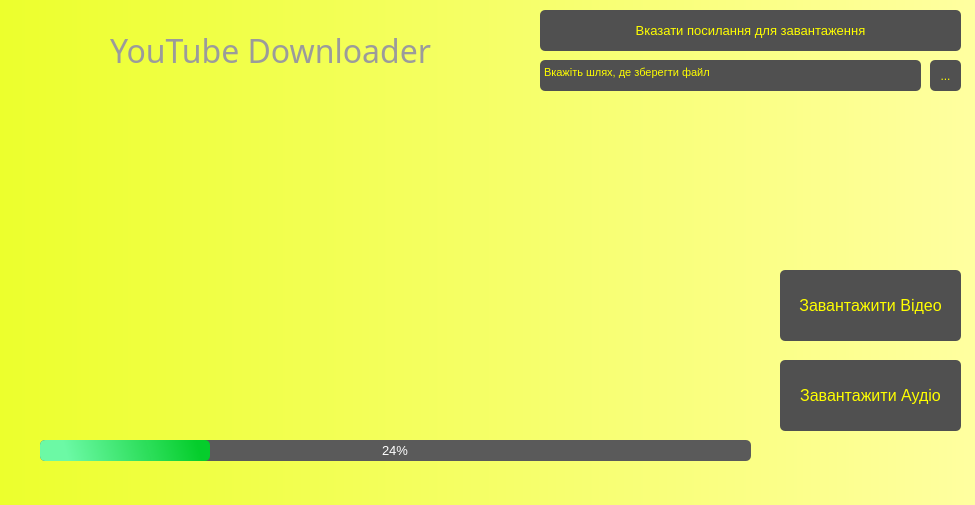
First picture: the form in youtube.ui, repository EugeneOregon/YTDownloader, before the edit.
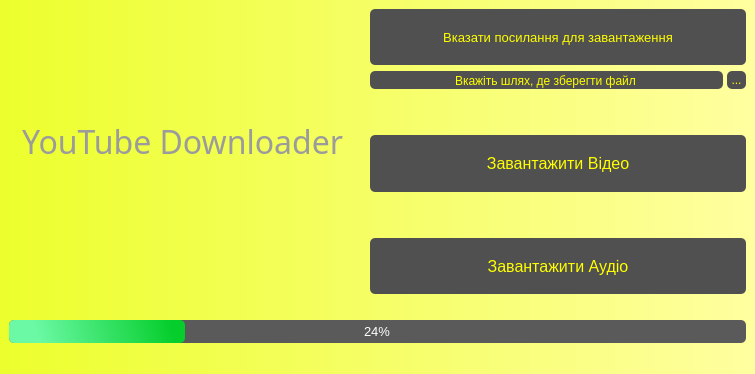
Second picture: the form after the edit. Icons and pictures are not drawn.

Commit message: Changes to the semi-adaptability of the interface

```diff
--- a/youtube.ui
+++ b/youtube.ui
@@ -6,8 +6,8 @@
    <rect>
     <x>0</x>
     <y>0</y>
-    <width>975</width>
-    <height>505</height>
+    <width>755</width>
+    <height>374</height>
    </rect>
   </property>
   <property name="font">
@@ -38,14 +38,146 @@
    <locale language="Ukrainian" country="Ukraine"/>
   </property>
   <widget class="QWidget" name="centralwidget">
+   <layout class="QGridLayout" name="gridLayout">
+    <item row="0" column="0">
+     <layout class="QHBoxLayout" name="horizontalLayout">
+      <item>
+       <widget class="QLabel" name="labelLogo">
+        <property name="sizePolicy">
+         <sizepolicy hsizetype="Maximum" vsizetype="Preferred">
+          <horstretch>0</horstretch>
+          <verstretch>0</verstretch>
+         </sizepolicy>
+        </property>
+        <property name="styleSheet">
+         <string notr="true">background-color: qlineargradient(spread:pad, x1:0, y1:0, x2:1, y2:0, stop:0 rgba(0, 0, 0, 0), stop:1 rgba(255, 255, 255, 0));</string>
+        </property>
+        <property name="text">
+         <string/>
+        </property>
+        <property name="pixmap">
+         <pixmap>ytlogo.png</pixmap>
+        </property>
+       </widget>
+      </item>
+      <item>
+       <widget class="QLabel" name="label_2">
+        <property name="font">
+         <font>
+          <family>Ink Free</family>
+          <pointsize>24</pointsize>
+          <weight>50</weight>
+          <italic>false</italic>
+          <bold>false</bold>
+         </font>
+        </property>
+        <property name="styleSheet">
+         <string notr="true">background-color: qlineargradient(spread:pad, x1:0, y1:0, x2:1, y2:0, stop:0 rgba(0, 0, 0, 0), stop:1 rgba(255, 255, 255, 0));
+font: 24pt &quot;Ink Free&quot;;</string>
+        </property>
+        <property name="text">
+         <string>YouTube Downloader</string>
+        </property>
+       </widget>
+      </item>
+     </layout>
+    </item>
+    <item row="0" column="1" rowspan="2">
+     <layout class="QVBoxLayout" name="verticalLayout" stretch="3,0,0,3,0,3">
+      <property name="leftMargin">
+       <number>20</number>
+      </property>
+      <item>
+       <widget class="QPushButton" name="linkYouTube">
+        <property name="enabled">
+         <bool>true</bool>
+        </property>
+        <property name="sizePolicy">
+         <sizepolicy hsizetype="Minimum" vsizetype="Minimum">
+          <horstretch>0</horstretch>
+          <verstretch>0</verstretch>
+         </sizepolicy>
+        </property>
+        <property name="font">
+         <font>
+          <family>MS Shell Dlg 2</family>
+          <pointsize>10</pointsize>
+          <weight>9</weight>
+          <italic>false</italic>
+          <bold>false</bold>
+         </font>
+        </property>
+        <property name="cursor">
+         <cursorShape>PointingHandCursor</cursorShape>
+        </property>
+        <property name="focusPolicy">
+         <enum>Qt::NoFocus</enum>
+        </property>
+        <property name="styleSheet">
+         <string notr="true">QPushButton {
+	background-color: rgb(80, 80, 80);
+	font: 75 10pt &quot;MS Shell Dlg 2&quot;;
+	color: rgb(255, 255, 0);
+	border-radius: 5%;
+}
+
+QPushButton:hover {
+	background-color: rgb(120, 120, 120);
+	font: 75 10pt &quot;MS Shell Dlg 2&quot;;
+	color:  rgb(255, 255, 255);
+	border-radius: 5%;
+	transition: all 0.3s ease 0s;
+}</string>
+        </property>
+        <property name="text">
+         <string>Вказати посилання для завантаження</string>
+        </property>
+       </widget>
+      </item>
+      <item>
+       <layout class="QHBoxLayout" name="horizontalLayout_2">
+        <property name="spacing">
+         <number>4</number>
+        </property>
+        <property name="leftMargin">
+         <number>0</number>
+        </property>
+        <property name="topMargin">
+         <number>0</number>
+        </property>
+        <item>
+         <widget class="QLineEdit" name="lineEdit_2">
+          <property name="sizePolicy">
+           <sizepolicy hsizetype="Expanding" vsizetype="Minimum">
+            <horstretch>0</horstretch>
+            <verstretch>0</verstretch>
+           </sizepolicy>
+          </property>
+          <property name="styleSheet">
+           <string notr="true">QLineEdit {
+	background-color: rgb(80, 80, 80);
+	color:  rgb(255, 255, 0);
+	border-radius: 5%;
+	font: 8pt &quot;MS Shell Dlg 2&quot;;
+	text-align: center;
+	padding-top: 2px;
+}</string>
+          </property>
+          <property name="text">
+           <string>Вкажіть шлях, де зберегти файл</string>
+          </property>
+          <property name="alignment">
+           <set>Qt::AlignCenter</set>
+          </property>
+         </widget>
+        </item>
+        <item>
    <widget class="QToolButton" name="placeHolderChoice">
-    <property name="geometry">
-     <rect>
-      <x>930</x>
-      <y>60</y>
-      <width>31</width>
-      <height>31</height>
-     </rect>
+          <property name="sizePolicy">
+           <sizepolicy hsizetype="Minimum" vsizetype="Minimum">
+            <horstretch>0</horstretch>
+            <verstretch>0</verstretch>
+           </sizepolicy>
     </property>
     <property name="cursor">
      <cursorShape>PointingHandCursor</cursorShape>
@@ -68,58 +200,32 @@
      <string>...</string>
     </property>
    </widget>
-   <widget class="QPushButton" name="downloadAudio">
-    <property name="geometry">
-     <rect>
-      <x>780</x>
-      <y>360</y>
-      <width>181</width>
-      <height>71</height>
-     </rect>
-    </property>
-    <property name="font">
-     <font>
-      <family>MS Shell Dlg 2</family>
-      <pointsize>12</pointsize>
-      <weight>9</weight>
-      <italic>false</italic>
-      <bold>false</bold>
-     </font>
-    </property>
-    <property name="cursor">
-     <cursorShape>PointingHandCursor</cursorShape>
-    </property>
-    <property name="styleSheet">
-     <string notr="true">QPushButton {
-	background-color: rgb(80, 80, 80);
-	font: 75 12pt &quot;MS Shell Dlg 2&quot;;
-	color:  rgb(255, 255, 0);
-	border-radius: 5%;
-}
-
-QPushButton:hover {
-	background-color: rgb(120, 120, 120);
-	font: 75 12pt &quot;MS Shell Dlg 2&quot;;
-	color:  rgb(255, 255, 255);
-	border-radius: 5%;
-	transition: all 0.3s ease 0s;
-}</string>
-    </property>
-    <property name="text">
-     <string>Завантажити Аудіо</string>
-    </property>
-   </widget>
+        </item>
+       </layout>
+      </item>
+      <item>
+       <spacer name="verticalSpacer_2">
+        <property name="orientation">
+         <enum>Qt::Vertical</enum>
+        </property>
+        <property name="sizeHint" stdset="0">
+         <size>
+          <width>20</width>
+          <height>40</height>
+         </size>
+        </property>
+       </spacer>
+      </item>
+      <item>
    <widget class="QPushButton" name="downloadVideo">
     <property name="enabled">
      <bool>true</bool>
     </property>
-    <property name="geometry">
-     <rect>
-      <x>780</x>
-      <y>270</y>
-      <width>181</width>
-      <height>71</height>
-     </rect>
+        <property name="sizePolicy">
+         <sizepolicy hsizetype="Minimum" vsizetype="Minimum">
+          <horstretch>0</horstretch>
+          <verstretch>0</verstretch>
+         </sizepolicy>
     </property>
     <property name="font">
      <font>
@@ -156,51 +262,32 @@
      <string>Завантажити Відео</string>
     </property>
    </widget>
-   <widget class="QTextBrowser" name="placeHolder">
-    <property name="geometry">
-     <rect>
-      <x>540</x>
-      <y>60</y>
-      <width>381</width>
-      <height>31</height>
-     </rect>
-    </property>
-    <property name="styleSheet">
-     <string notr="true">QTextBrowser {
-	background-color: rgb(80, 80, 80);
-	color:  rgb(255, 255, 0);
-	border-radius: 5%;
-	font: 8pt &quot;MS Shell Dlg 2&quot;;
-	text-align: center;
-	padding-top: 2px;
-}
-
-</string>
-    </property>
-    <property name="html">
-     <string>&lt;!DOCTYPE HTML PUBLIC &quot;-//W3C//DTD HTML 4.0//EN&quot; &quot;http://www.w3.org/TR/REC-html40/strict.dtd&quot;&gt;
-&lt;html&gt;&lt;head&gt;&lt;meta name=&quot;qrichtext&quot; content=&quot;1&quot; /&gt;&lt;style type=&quot;text/css&quot;&gt;
-p, li { white-space: pre-wrap; }
-&lt;/style&gt;&lt;/head&gt;&lt;body style=&quot; font-family:'MS Shell Dlg 2'; font-size:8pt; font-weight:400; font-style:normal;&quot;&gt;
-&lt;p style=&quot; margin-top:0px; margin-bottom:0px; margin-left:0px; margin-right:0px; -qt-block-indent:0; text-indent:0px;&quot;&gt;Вкажіть шлях, де зберегти файл&lt;/p&gt;&lt;/body&gt;&lt;/html&gt;</string>
-    </property>
-   </widget>
-   <widget class="QPushButton" name="linkYouTube">
-    <property name="enabled">
-     <bool>true</bool>
-    </property>
-    <property name="geometry">
-     <rect>
-      <x>540</x>
-      <y>10</y>
-      <width>421</width>
-      <height>41</height>
-     </rect>
+      </item>
+      <item>
+       <spacer name="verticalSpacer_3">
+        <property name="orientation">
+         <enum>Qt::Vertical</enum>
+        </property>
+        <property name="sizeHint" stdset="0">
+         <size>
+          <width>20</width>
+          <height>40</height>
+         </size>
+        </property>
+       </spacer>
+      </item>
+      <item>
+       <widget class="QPushButton" name="downloadAudio">
+        <property name="sizePolicy">
+         <sizepolicy hsizetype="Minimum" vsizetype="Minimum">
+          <horstretch>0</horstretch>
+          <verstretch>0</verstretch>
+         </sizepolicy>
     </property>
     <property name="font">
      <font>
       <family>MS Shell Dlg 2</family>
-      <pointsize>10</pointsize>
+          <pointsize>12</pointsize>
       <weight>9</weight>
       <italic>false</italic>
       <bold>false</bold>
@@ -215,31 +302,33 @@
     <property name="styleSheet">
      <string notr="true">QPushButton {
 	background-color: rgb(80, 80, 80);
-	font: 75 10pt &quot;MS Shell Dlg 2&quot;;
-	color: rgb(255, 255, 0);
+	font: 75 12pt &quot;MS Shell Dlg 2&quot;;
+	color:  rgb(255, 255, 0);
 	border-radius: 5%;
 }
 
 QPushButton:hover {
 	background-color: rgb(120, 120, 120);
-	font: 75 10pt &quot;MS Shell Dlg 2&quot;;
+	font: 75 12pt &quot;MS Shell Dlg 2&quot;;
 	color:  rgb(255, 255, 255);
 	border-radius: 5%;
 	transition: all 0.3s ease 0s;
 }</string>
     </property>
     <property name="text">
-     <string>Вказати посилання для завантаження</string>
-    </property>
-   </widget>
-   <widget class="QLabel" name="labelLogo">
-    <property name="geometry">
-     <rect>
-      <x>30</x>
-      <y>10</y>
-      <width>81</width>
-      <height>81</height>
-     </rect>
+         <string>Завантажити Аудіо</string>
+        </property>
+       </widget>
+      </item>
+     </layout>
+    </item>
+    <item row="1" column="0">
+     <widget class="QLabel" name="label">
+      <property name="sizePolicy">
+       <sizepolicy hsizetype="Maximum" vsizetype="Maximum">
+        <horstretch>0</horstretch>
+        <verstretch>0</verstretch>
+       </sizepolicy>
     </property>
     <property name="styleSheet">
      <string notr="true">background-color: qlineargradient(spread:pad, x1:0, y1:0, x2:1, y2:0, stop:0 rgba(0, 0, 0, 0), stop:1 rgba(255, 255, 255, 0));</string>
@@ -248,17 +337,22 @@
      <string/>
     </property>
     <property name="pixmap">
-     <pixmap>../../../Downloads/ytlogo2.png</pixmap>
-    </property>
-   </widget>
+       <pixmap>boombox1.png</pixmap>
+      </property>
+     </widget>
+    </item>
+    <item row="2" column="0" colspan="2">
+     <layout class="QVBoxLayout" name="verticalLayout_2" stretch="0,0">
+      <property name="topMargin">
+       <number>20</number>
+      </property>
+      <item>
    <widget class="QProgressBar" name="progressBar">
-    <property name="geometry">
-     <rect>
-      <x>40</x>
-      <y>440</y>
-      <width>711</width>
-      <height>21</height>
-     </rect>
+        <property name="sizePolicy">
+         <sizepolicy hsizetype="Minimum" vsizetype="Maximum">
+          <horstretch>0</horstretch>
+          <verstretch>0</verstretch>
+         </sizepolicy>
     </property>
     <property name="font">
      <font>
@@ -312,14 +406,14 @@
      <enum>QProgressBar::TopToBottom</enum>
     </property>
    </widget>
+      </item>
+      <item>
    <widget class="QLineEdit" name="lineEdit">
-    <property name="geometry">
-     <rect>
-      <x>40</x>
-      <y>460</y>
-      <width>711</width>
-      <height>20</height>
-     </rect>
+        <property name="sizePolicy">
+         <sizepolicy hsizetype="Minimum" vsizetype="Maximum">
+          <horstretch>0</horstretch>
+          <verstretch>0</verstretch>
+         </sizepolicy>
     </property>
     <property name="styleSheet">
      <string notr="true">font: 75 10pt &quot;MS Shell Dlg 2&quot;;
@@ -329,61 +423,10 @@
      <string/>
     </property>
    </widget>
-   <widget class="QLabel" name="label">
-    <property name="geometry">
-     <rect>
-      <x>20</x>
-      <y>120</y>
-      <width>731</width>
-      <height>321</height>
-     </rect>
-    </property>
-    <property name="styleSheet">
-     <string notr="true">background-color: qlineargradient(spread:pad, x1:0, y1:0, x2:1, y2:0, stop:0 rgba(0, 0, 0, 0), stop:1 rgba(255, 255, 255, 0));</string>
-    </property>
-    <property name="text">
-     <string/>
-    </property>
-    <property name="pixmap">
-     <pixmap>../../../Downloads/boombox3-removebg-preview.png</pixmap>
-    </property>
-   </widget>
-   <widget class="QLabel" name="label_2">
-    <property name="geometry">
-     <rect>
-      <x>110</x>
-      <y>20</y>
-      <width>351</width>
-      <height>61</height>
-     </rect>
-    </property>
-    <property name="font">
-     <font>
-      <family>Ink Free</family>
-      <pointsize>24</pointsize>
-      <weight>50</weight>
-      <italic>false</italic>
-      <bold>false</bold>
-     </font>
-    </property>
-    <property name="styleSheet">
-     <string notr="true">background-color: qlineargradient(spread:pad, x1:0, y1:0, x2:1, y2:0, stop:0 rgba(0, 0, 0, 0), stop:1 rgba(255, 255, 255, 0));
-font: 24pt &quot;Ink Free&quot;;</string>
-    </property>
-    <property name="text">
-     <string>YouTube Downloader</string>
-    </property>
-   </widget>
-   <zorder>label</zorder>
-   <zorder>placeHolderChoice</zorder>
-   <zorder>downloadAudio</zorder>
-   <zorder>downloadVideo</zorder>
-   <zorder>placeHolder</zorder>
-   <zorder>linkYouTube</zorder>
-   <zorder>labelLogo</zorder>
-   <zorder>progressBar</zorder>
-   <zorder>lineEdit</zorder>
-   <zorder>label_2</zorder>
+      </item>
+     </layout>
+    </item>
+   </layout>
   </widget>
  </widget>
  <resources/>
```
Left out of the diff: 3 changed lines with no effect on the pictures. Lines whose indentation alone changed are shown as unchanged. The commit also changes 1 other file.
